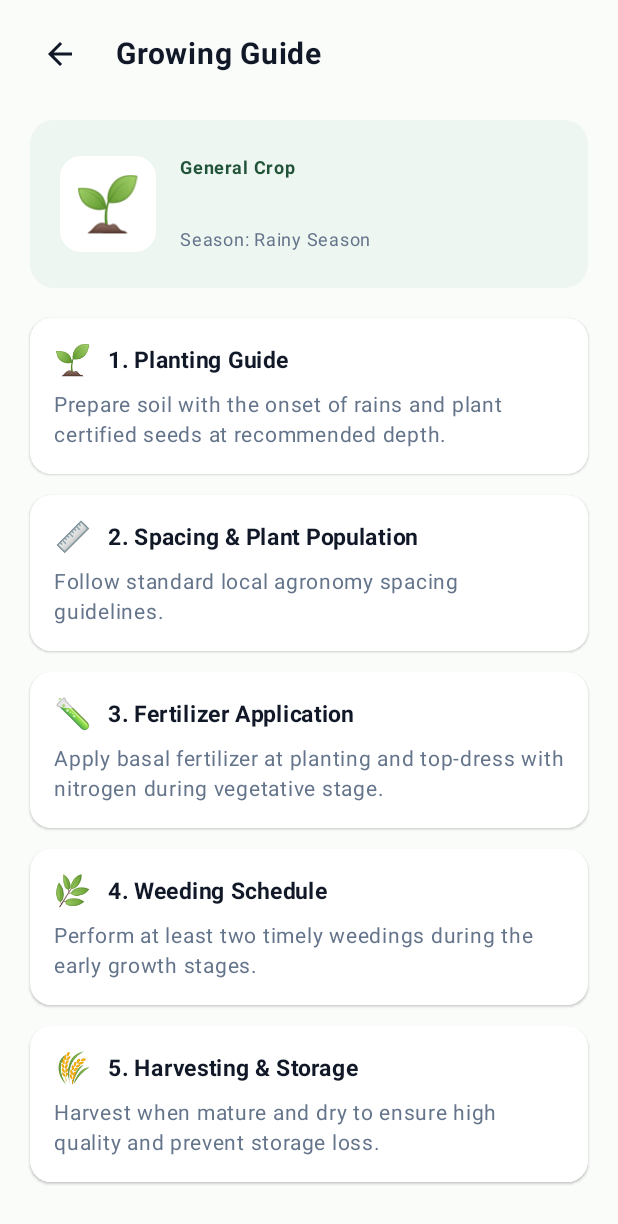
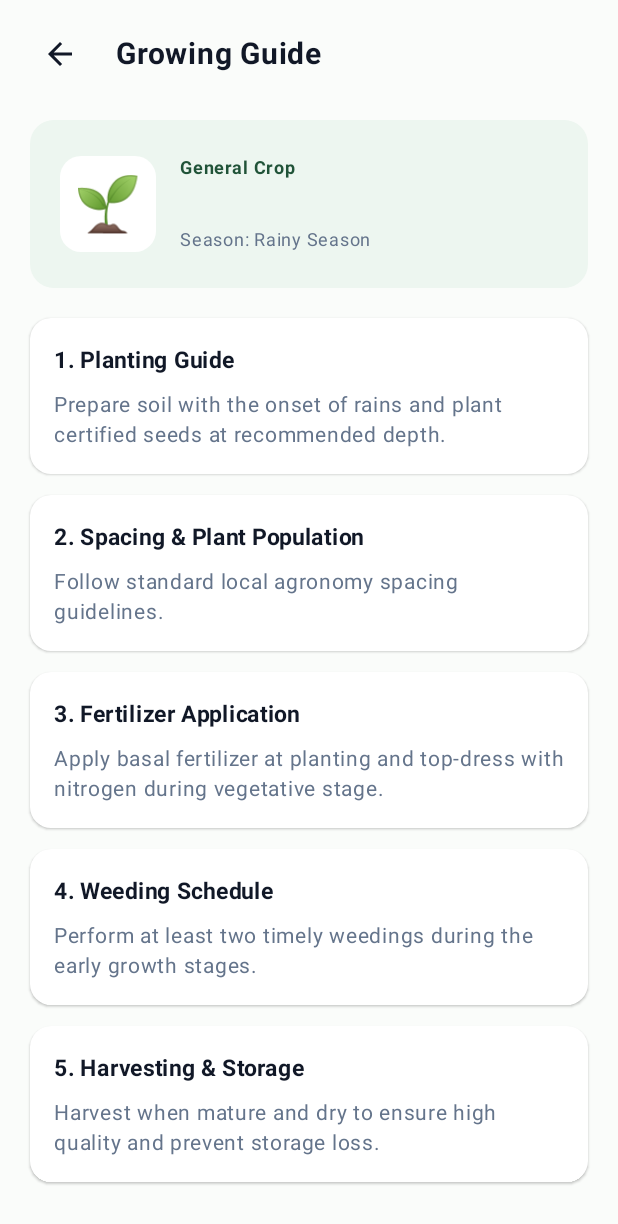
Before and after one commit to Razack2/Mlimi365, an Android app built with Jetpack Compose: the composable CropDetailScreen called with empty values, on a phone screen of 412 x 824 dp. Shown: the top 1224 px of the screen. Run offline under Robolectric (Android 15) with nearby library versions, the phone set to English and light mode, and no system bars.

Commit message:
modified crop deatil.

```diff
--- a/app/src/main/java/ui/screens/CropDetailScreen.kt
+++ b/app/src/main/java/ui/screens/CropDetailScreen.kt
@@ -153,40 +153,35 @@ fun CropDetailScreen(
 
             GuideSection(
                 title = "1. Planting Guide",
-                content = crop.plantingGuide,
-                icon = "🌱"
+                content = crop.plantingGuide
             )
 
             Spacer(modifier = Modifier.height(14.dp))
 
             GuideSection(
                 title = "2. Spacing & Plant Population",
-                content = crop.spacing,
-                icon = "📏"
+                content = crop.spacing
             )
 
             Spacer(modifier = Modifier.height(14.dp))
 
             GuideSection(
                 title = "3. Fertilizer Application",
-                content = crop.fertilizer,
-                icon = "🧪"
+                content = crop.fertilizer
             )
 
             Spacer(modifier = Modifier.height(14.dp))
 
             GuideSection(
                 title = "4. Weeding Schedule",
-                content = crop.weeding,
-                icon = "🌿"
+                content = crop.weeding
             )
 
             Spacer(modifier = Modifier.height(14.dp))
 
             GuideSection(
                 title = "5. Harvesting & Storage",
-                content = crop.harvesting,
-                icon = "🌾"
+                content = crop.harvesting
             )
 
             Spacer(modifier = Modifier.height(24.dp))
@@ -197,8 +192,7 @@ fun CropDetailScreen(
 @Composable
 private fun GuideSection(
     title: String,
-    content: String,
-    icon: String
+    content: String
 ) {
     Card(
         modifier = Modifier.fillMaxWidth(),
@@ -211,23 +205,12 @@ private fun GuideSection(
                 .fillMaxWidth()
                 .padding(16.dp)
         ) {
-            Row(
-                verticalAlignment = Alignment.CenterVertically
-            ) {
-                Text(
-                    text = icon,
-                    fontSize = 20.sp
-                )
-
-                Spacer(modifier = Modifier.width(10.dp))
-
             Text(
                 text = title,
                 fontSize = 15.sp,
                 fontWeight = FontWeight.Bold,
                 color = DarkText
             )
-            }
 
             Spacer(modifier = Modifier.height(8.dp))
 
```
Lines whose indentation alone changed are shown as unchanged.
